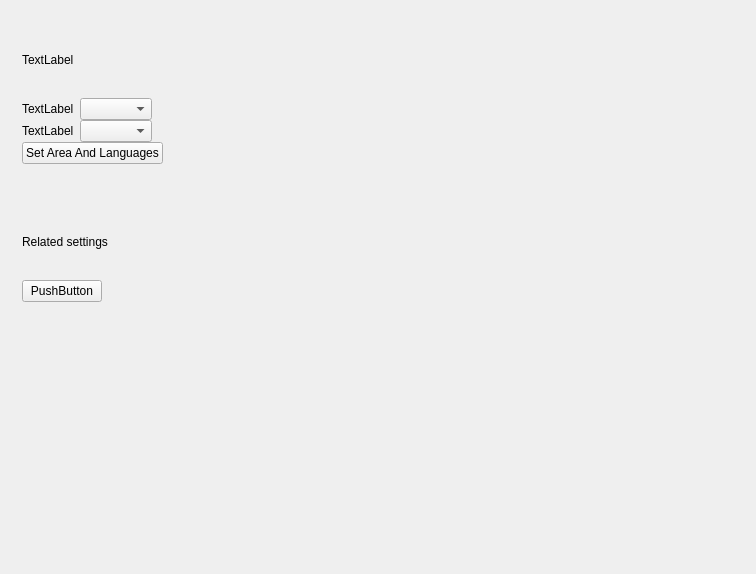
This is plugins/time_language/area/area.ui in ukui/ukui-control-center as Qt 5 draws it before an edit. The edited form follows.
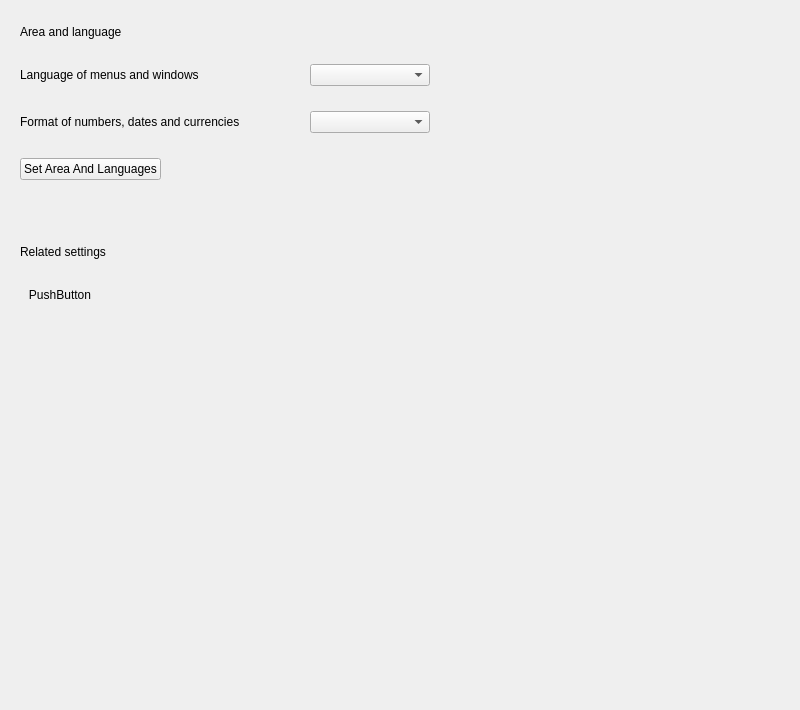
This is the edited form.

What changed in the file:
```diff
--- a/plugins/time_language/area/area.ui
+++ b/plugins/time_language/area/area.ui
@@ -6,51 +6,118 @@
    <rect>
     <x>0</x>
     <y>0</y>
-    <width>756</width>
-    <height>574</height>
+    <width>800</width>
+    <height>710</height>
    </rect>
   </property>
   <property name="minimumSize">
    <size>
-    <width>756</width>
-    <height>574</height>
+    <width>800</width>
+    <height>710</height>
    </size>
   </property>
   <property name="maximumSize">
    <size>
-    <width>756</width>
-    <height>574</height>
+    <width>800</width>
+    <height>710</height>
    </size>
   </property>
   <property name="windowTitle">
    <string>Area</string>
   </property>
   <layout class="QVBoxLayout" name="verticalLayout_2">
+   <property name="spacing">
+    <number>0</number>
+   </property>
+   <property name="leftMargin">
+    <number>0</number>
+   </property>
+   <property name="topMargin">
+    <number>0</number>
+   </property>
+   <property name="rightMargin">
+    <number>0</number>
+   </property>
+   <property name="bottomMargin">
+    <number>0</number>
+   </property>
    <item>
     <widget class="QStackedWidget" name="StackedWidget">
      <widget class="QWidget" name="Page1">
       <layout class="QVBoxLayout" name="verticalLayout">
        <property name="spacing">
+        <number>25</number>
+       </property>
+       <property name="leftMargin">
+        <number>20</number>
+       </property>
+       <property name="topMargin">
+        <number>25</number>
+       </property>
+       <property name="rightMargin">
+        <number>0</number>
+       </property>
+       <property name="bottomMargin">
         <number>0</number>
        </property>
        <item>
-        <widget class="QLabel" name="label">
+        <widget class="QLabel" name="titleLabel">
+         <property name="sizePolicy">
+          <sizepolicy hsizetype="Fixed" vsizetype="Fixed">
+           <horstretch>0</horstretch>
+           <verstretch>0</verstretch>
+          </sizepolicy>
+         </property>
          <property name="text">
-          <string>TextLabel</string>
+          <string>Area and language</string>
+         </property>
+         <property name="scaledContents">
+          <bool>true</bool>
          </property>
         </widget>
        </item>
        <item>
         <layout class="QHBoxLayout" name="horizontalLayout">
+         <property name="spacing">
+          <number>0</number>
+         </property>
          <item>
           <widget class="QLabel" name="label_2">
+           <property name="sizePolicy">
+            <sizepolicy hsizetype="Fixed" vsizetype="Fixed">
+             <horstretch>0</horstretch>
+             <verstretch>0</verstretch>
+            </sizepolicy>
+           </property>
+           <property name="minimumSize">
+            <size>
+             <width>290</width>
+             <height>0</height>
+            </size>
+           </property>
+           <property name="maximumSize">
+            <size>
+             <width>290</width>
+             <height>16777215</height>
+            </size>
+           </property>
            <property name="text">
-            <string>TextLabel</string>
+            <string>Language of menus and windows</string>
+           </property>
+           <property name="scaledContents">
+            <bool>false</bool>
            </property>
           </widget>
          </item>
          <item>
-          <widget class="QComboBox" name="comboBox"/>
+          <widget class="QComboBox" name="comboBox">
+           <property name="minimumSize">
+            <size>
+             <width>120</width>
+             <height>0</height>
+            </size>
+           </property>
+          </widget>
          </item>
          <item>
           <spacer name="horizontalSpacer">
@@ -69,15 +136,46 @@
        </item>
        <item>
         <layout class="QHBoxLayout" name="horizontalLayout_2">
+         <property name="spacing">
+          <number>0</number>
+         </property>
          <item>
           <widget class="QLabel" name="label_3">
+           <property name="sizePolicy">
+            <sizepolicy hsizetype="Fixed" vsizetype="Fixed">
+             <horstretch>0</horstretch>
+             <verstretch>0</verstretch>
+            </sizepolicy>
+           </property>
+           <property name="minimumSize">
+            <size>
+             <width>290</width>
+             <height>0</height>
+            </size>
+           </property>
+           <property name="maximumSize">
+            <size>
+             <width>290</width>
+             <height>16777215</height>
+            </size>
+           </property>
            <property name="text">
-            <string>TextLabel</string>
+            <string>Format of numbers, dates and currencies</string>
+           </property>
+           <property name="scaledContents">
+            <bool>false</bool>
            </property>
           </widget>
          </item>
          <item>
-          <widget class="QComboBox" name="comboBox_2"/>
+          <widget class="QComboBox" name="comboBox_2">
+           <property name="minimumSize">
+            <size>
+             <width>120</width>
+             <height>0</height>
+            </size>
+           </property>
+          </widget>
          </item>
          <item>
           <spacer name="horizontalSpacer_2">
@@ -136,9 +234,21 @@
        </item>
        <item>
         <widget class="QLabel" name="label_4">
+         <property name="sizePolicy">
+          <sizepolicy hsizetype="Fixed" vsizetype="Fixed">
+           <horstretch>0</horstretch>
+           <verstretch>0</verstretch>
+          </sizepolicy>
+         </property>
          <property name="text">
           <string>Related settings</string>
          </property>
+         <property name="scaledContents">
+          <bool>true</bool>
+         </property>
+         <property name="stylesize" stdset="0">
+          <string>title1#</string>
+         </property>
         </widget>
        </item>
        <item>
@@ -148,6 +258,9 @@
            <property name="text">
             <string>PushButton</string>
            </property>
+           <property name="flat">
+            <bool>true</bool>
+           </property>
           </widget>
          </item>
          <item>
@@ -171,12 +284,12 @@
           <enum>Qt::Vertical</enum>
          </property>
          <property name="sizeType">
-          <enum>QSizePolicy::Fixed</enum>
+          <enum>QSizePolicy::Expanding</enum>
          </property>
          <property name="sizeHint" stdset="0">
           <size>
            <width>20</width>
-           <height>250</height>
+           <height>40</height>
           </size>
          </property>
         </spacer>
```
